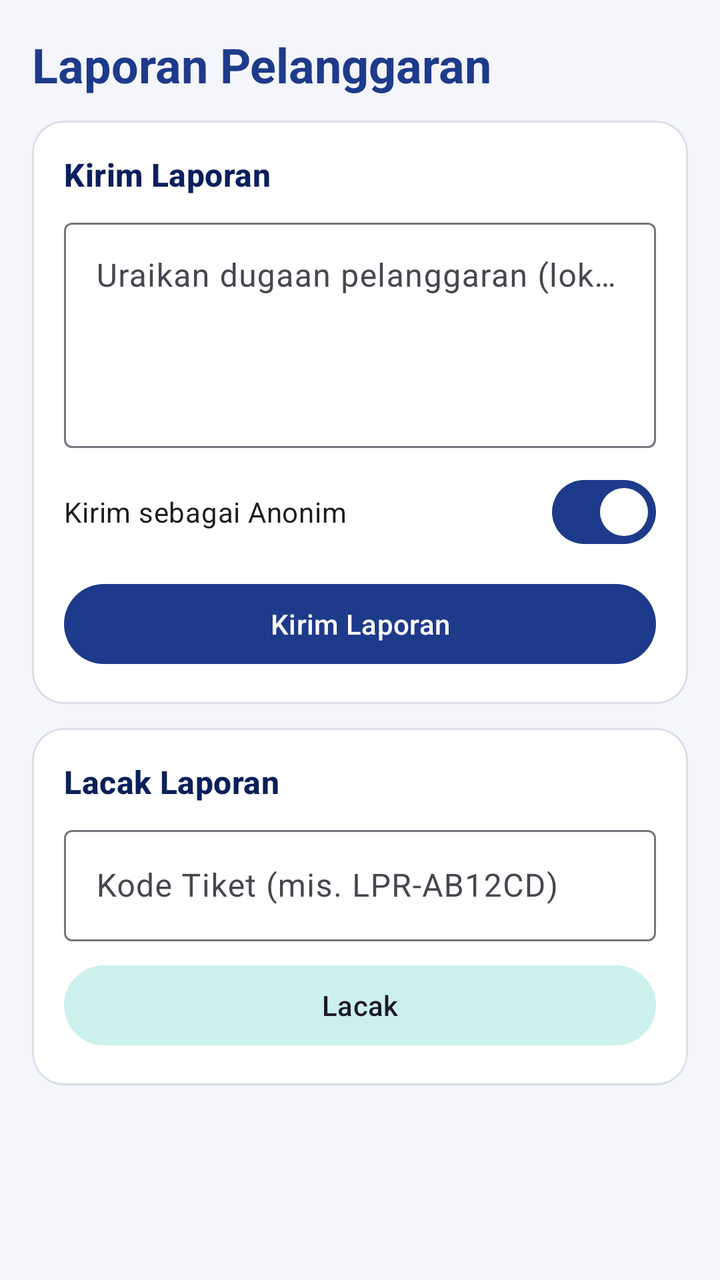
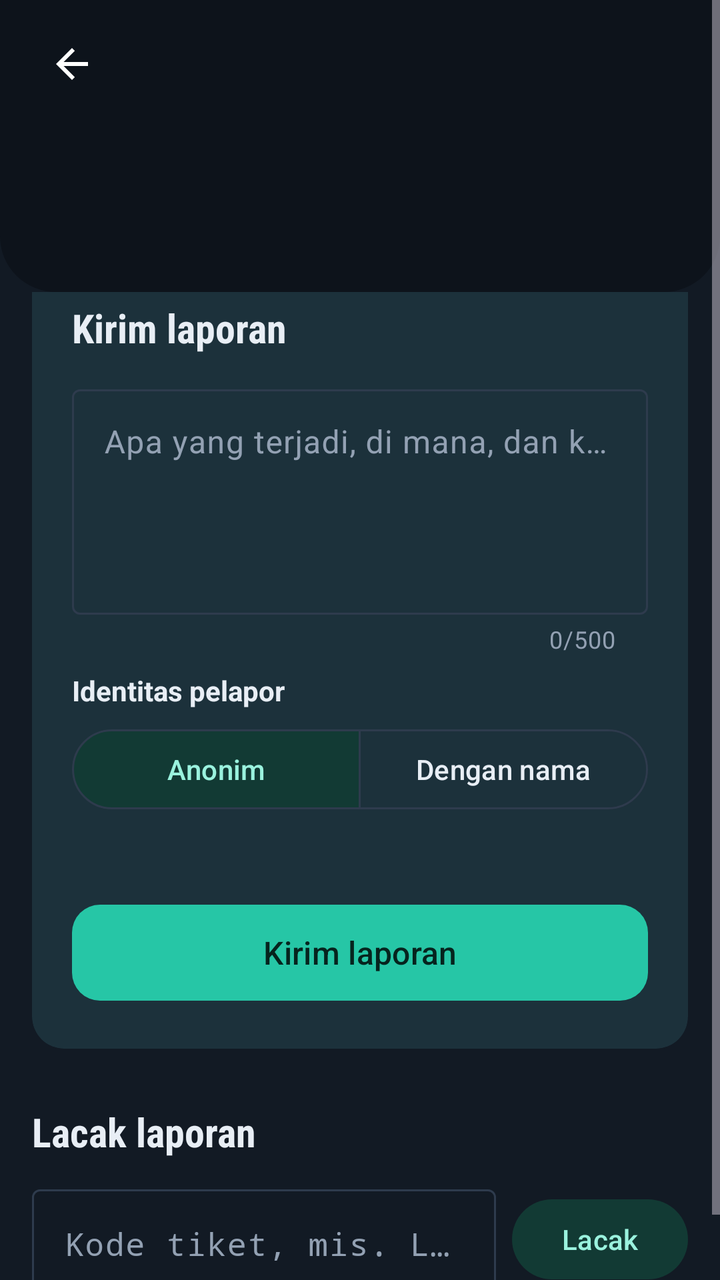

Screens rendered from an Android XML layout before and after an edit, with the pre-edit source and the edit as a unified diff.
<!-- AndroidManifest.xml: application theme Theme.EvotingAPP -->
<!-- res/layout/activity_report.xml -->
<?xml version="1.0" encoding="utf-8"?>
<ScrollView xmlns:android="http://schemas.android.com/apk/res/android"
    android:id="@+id/root"
    android:layout_width="match_parent"
    android:layout_height="match_parent"
    android:padding="16dp">

    <LinearLayout
        android:layout_width="match_parent"
        android:layout_height="wrap_content"
        android:orientation="vertical">

        <TextView
            android:layout_width="match_parent"
            android:layout_height="wrap_content"
            android:text="Laporan Pelanggaran"
            android:textAppearance="?attr/textAppearanceHeadlineSmall"
            android:textColor="@color/brand_primary"
            android:textStyle="bold" />

        
        <com.google.android.material.card.MaterialCardView
            android:id="@+id/formCard"
            style="@style/SectionCard"
            android:layout_width="match_parent"
            android:layout_height="wrap_content">

            <LinearLayout
                android:layout_width="match_parent"
                android:layout_height="wrap_content"
                android:orientation="vertical"
                android:padding="16dp">

                <TextView
                    style="@style/SectionTitle"
                    android:layout_width="wrap_content"
                    android:layout_height="wrap_content"
                    android:text="Kirim Laporan" />

                <com.google.android.material.textfield.TextInputLayout
                    style="@style/Widget.Material3.TextInputLayout.OutlinedBox"
                    android:layout_width="match_parent"
                    android:layout_height="wrap_content"
                    android:hint="Uraikan dugaan pelanggaran (lokasi, waktu, kejadian)">

                    <com.google.android.material.textfield.TextInputEditText
                        android:id="@+id/inputDescription"
                        android:layout_width="match_parent"
                        android:layout_height="wrap_content"
                        android:gravity="top"
                        android:inputType="textMultiLine|textCapSentences"
                        android:minLines="4" />
                </com.google.android.material.textfield.TextInputLayout>

                <com.google.android.material.materialswitch.MaterialSwitch
                    android:id="@+id/switchAnonymous"
                    android:layout_width="match_parent"
                    android:layout_height="wrap_content"
                    android:layout_marginTop="8dp"
                    android:checked="true"
                    android:text="Kirim sebagai Anonim" />

                <com.google.android.material.button.MaterialButton
                    android:id="@+id/btnSubmitReport"
                    android:layout_width="match_parent"
                    android:layout_height="wrap_content"
                    android:layout_marginTop="8dp"
                    android:text="Kirim Laporan" />

                <TextView
                    android:id="@+id/tvTicketResult"
                    android:layout_width="match_parent"
                    android:layout_height="wrap_content"
                    android:layout_marginTop="8dp"
                    android:background="@color/status_success_bg"
                    android:padding="12dp"
                    android:textColor="@color/status_success"
                    android:textIsSelectable="true"
                    android:visibility="gone" />
            </LinearLayout>
        </com.google.android.material.card.MaterialCardView>

        
        <com.google.android.material.card.MaterialCardView
            style="@style/SectionCard"
            android:layout_width="match_parent"
            android:layout_height="wrap_content">

            <LinearLayout
                android:layout_width="match_parent"
                android:layout_height="wrap_content"
                android:orientation="vertical"
                android:padding="16dp">

                <TextView
                    style="@style/SectionTitle"
                    android:layout_width="wrap_content"
                    android:layout_height="wrap_content"
                    android:text="Lacak Laporan" />

                <com.google.android.material.textfield.TextInputLayout
                    style="@style/Widget.Material3.TextInputLayout.OutlinedBox"
                    android:layout_width="match_parent"
                    android:layout_height="wrap_content"
                    android:hint="Kode Tiket (mis. LPR-AB12CD)">

                    <com.google.android.material.textfield.TextInputEditText
                        android:id="@+id/inputTicket"
                        android:layout_width="match_parent"
                        android:layout_height="wrap_content"
                        android:inputType="textCapCharacters"
                        android:maxLines="1" />
                </com.google.android.material.textfield.TextInputLayout>

                <com.google.android.material.button.MaterialButton
                    android:id="@+id/btnTrack"
                    style="@style/Widget.Material3.Button.TonalButton"
                    android:layout_width="match_parent"
                    android:layout_height="wrap_content"
                    android:layout_marginTop="8dp"
                    android:text="Lacak" />

                <LinearLayout
                    android:id="@+id/trackResultContainer"
                    android:layout_width="match_parent"
                    android:layout_height="wrap_content"
                    android:orientation="vertical" />
            </LinearLayout>
        </com.google.android.material.card.MaterialCardView>

        
        <LinearLayout
            android:id="@+id/panwasSection"
            android:layout_width="match_parent"
            android:layout_height="wrap_content"
            android:orientation="vertical"
            android:visibility="gone">

            <TextView
                style="@style/SectionTitle"
                android:layout_width="wrap_content"
                android:layout_height="wrap_content"
                android:layout_marginTop="20dp"
                android:text="Semua Laporan (Tindak Lanjut Panwas)" />

            <TextView
                android:id="@+id/tvNoReports"
                style="@style/MutedText"
                android:layout_width="match_parent"
                android:layout_height="wrap_content"
                android:text="Belum ada laporan masuk."
                android:visibility="gone" />

            <LinearLayout
                android:id="@+id/reportsContainer"
                android:layout_width="match_parent"
                android:layout_height="wrap_content"
                android:orientation="vertical" />
        </LinearLayout>
    </LinearLayout>
</ScrollView>
<!-- resources referenced by this layout -->
<resources>
  <color name="brand_primary">#1E3A8A</color>
  <color name="status_success">#15803D</color>
  <color name="status_success_bg">#DCFCE7</color>
  <style name="MutedText">
          <item name="android:textAppearance">?attr/textAppearanceBodySmall</item>
          <item name="android:textColor">@color/text_muted</item>
      </style>
  <style name="SectionCard" parent="Widget.Material3.CardView.Outlined">
          <item name="cardCornerRadius">16dp</item>
          <item name="strokeColor">@color/outline_soft</item>
          <item name="cardBackgroundColor">@color/white</item>
          <item name="android:layout_marginTop">12dp</item>
      </style>
  <style name="SectionTitle">
          <item name="android:textAppearance">?attr/textAppearanceTitleMedium</item>
          <item name="android:textStyle">bold</item>
          <item name="android:textColor">@color/brand_on_primary_container</item>
          <item name="android:layout_marginBottom">8dp</item>
      </style>
  <color name="text_muted">#5B6475</color>
  <color name="outline_soft">#D9DEE8</color>
  <color name="brand_on_primary_container">#0B1F5C</color>
  <style name="Base.Theme.EvotingAPP" parent="Theme.Material3.Light.NoActionBar">
          <item name="colorPrimary">@color/brand_primary</item>
          <item name="colorOnPrimary">@color/white</item>
          <item name="colorPrimaryContainer">@color/brand_primary_container</item>
          <item name="colorOnPrimaryContainer">@color/brand_on_primary_container</item>
          <item name="colorSecondary">@color/brand_secondary</item>
          <item name="colorSecondaryContainer">@color/brand_secondary_container</item>
          <item name="android:colorBackground">@color/surface_bg</item>
          <item name="android:windowBackground">@color/surface_bg</item>
          <item name="android:statusBarColor" tools:targetApi="l">@android:color/transparent</item>
          <item name="android:windowLightStatusBar" tools:targetApi="m">true</item>
      </style>
  <color name="brand_primary_container">#DBE4FF</color>
  <color name="brand_secondary">#0F766E</color>
  <color name="brand_secondary_container">#CCF1EC</color>
  <color name="surface_bg">#F4F6FB</color>
  <!-- unchanged entries left out for length: 2 -->
</resources>

<!-- the commit's change to res/layout/activity_report.xml (unified diff, before → after) -->
@@ -1,161 +1,278 @@
 <?xml version="1.0" encoding="utf-8"?>
 <ScrollView xmlns:android="http://schemas.android.com/apk/res/android"
+    xmlns:app="http://schemas.android.com/apk/res-auto"
     android:id="@+id/root"
     android:layout_width="match_parent"
     android:layout_height="match_parent"
-    android:padding="16dp">
+    android:fillViewport="true">
 
     <LinearLayout
         android:layout_width="match_parent"
         android:layout_height="wrap_content"
         android:orientation="vertical">
 
-        <TextView
+        <include layout="@layout/view_header" />
+
+        <LinearLayout
             android:layout_width="match_parent"
             android:layout_height="wrap_content"
-            android:text="Laporan Pelanggaran"
-            android:textAppearance="?attr/textAppearanceHeadlineSmall"
-            android:textColor="@color/brand_primary"
-            android:textStyle="bold" />
-
-        
-        <com.google.android.material.card.MaterialCardView
-            android:id="@+id/formCard"
-            style="@style/SectionCard"
-            android:layout_width="match_parent"
-            android:layout_height="wrap_content">
-
-            <LinearLayout
-                android:layout_width="match_parent"
-                android:layout_height="wrap_content"
+            android:orientation="vertical"
+            android:paddingStart="16dp"
+            android:paddingEnd="16dp"
+            android:paddingBottom="24dp">
+
+            
+            <com.google.android.material.card.MaterialCardView
+                android:id="@+id/formCard"
+                style="@style/SectionCard"
+                android:layout_width="match_parent"
+                android:layout_height="wrap_content"
+                android:layout_marginTop="-16dp"
+                app:cardElevation="2dp"
+                app:strokeWidth="0dp">
+
+                <LinearLayout
+                    android:layout_width="match_parent"
+                    android:layout_height="wrap_content"
+                    android:orientation="vertical"
+                    android:padding="20dp">
+
+                    <TextView
+                        style="@style/SectionTitle"
+                        android:layout_width="wrap_content"
+                        android:layout_height="wrap_content"
+                        android:text="Kirim laporan" />
+
+                    <com.google.android.material.textfield.TextInputLayout
+                        style="@style/Widget.Material3.TextInputLayout.OutlinedBox"
+                        android:layout_width="match_parent"
+                        android:layout_height="wrap_content"
+                        android:layout_marginTop="12dp"
+                        android:hint="Apa yang terjadi, di mana, dan kapan?"
+                        app:counterEnabled="true"
+                        app:counterMaxLength="500">
+
+                        <com.google.android.material.textfield.TextInputEditText
+                            android:id="@+id/inputDescription"
+                            android:layout_width="match_parent"
+                            android:layout_height="wrap_content"
+                            android:gravity="top"
+                            android:inputType="textMultiLine|textCapSentences"
+                            android:maxLength="500"
+                            android:minLines="4" />
+                    </com.google.android.material.textfield.TextInputLayout>
+
+                    <TextView
+                        android:layout_width="wrap_content"
+                        android:layout_height="wrap_content"
+                        android:layout_marginTop="8dp"
+                        android:text="Identitas pelapor"
+                        android:textColor="@color/text_primary"
+                        android:textSize="14sp"
+                        android:textStyle="bold" />
+
+                    <com.google.android.material.button.MaterialButtonToggleGroup
+                        android:id="@+id/toggleIdentity"
+                        android:layout_width="match_parent"
+                        android:layout_height="wrap_content"
+                        android:layout_marginTop="6dp"
+                        app:checkedButton="@id/btnAnonymous"
+                        app:selectionRequired="true"
+                        app:singleSelection="true">
+
+                        <com.google.android.material.button.MaterialButton
+                            android:id="@+id/btnAnonymous"
+                            style="@style/Widget.Material3.Button.OutlinedButton"
+                            android:layout_width="0dp"
+                            android:layout_height="wrap_content"
+                            android:layout_weight="1"
+                            android:text="Anonim" />
+
+                        <com.google.android.material.button.MaterialButton
+                            android:id="@+id/btnIdentified"
+                            style="@style/Widget.Material3.Button.OutlinedButton"
+                            android:layout_width="0dp"
+                            android:layout_height="wrap_content"
+                            android:layout_weight="1"
+                            android:text="Dengan nama" />
+                    </com.google.android.material.button.MaterialButtonToggleGroup>
+
+                    <TextView
+                        android:id="@+id/tvIdentityHint"
+                        style="@style/MutedText"
+                        android:layout_width="match_parent"
+                        android:layout_height="wrap_content"
+                        android:layout_marginTop="6dp" />
+
+                    <com.google.android.material.button.MaterialButton
+                        android:id="@+id/btnSubmitReport"
+                        style="@style/Button.Big"
+                        android:layout_width="match_parent"
+                        android:layout_height="wrap_content"
+                        android:layout_marginTop="16dp"
+                        android:text="Kirim laporan" />
+                </LinearLayout>
+            </com.google.android.material.card.MaterialCardView>
+
+            
+            <LinearLayout
+                android:id="@+id/ticketPanel"
+                android:layout_width="match_parent"
+                android:layout_height="wrap_content"
+                android:layout_marginTop="12dp"
+                android:background="@drawable/bg_ballot_number"
                 android:orientation="vertical"
-                android:padding="16dp">
-
-                <TextView
-                    style="@style/SectionTitle"
-                    android:layout_width="wrap_content"
-                    android:layout_height="wrap_content"
-                    android:text="Kirim Laporan" />
+                android:padding="16dp"
+                android:visibility="gone">
+
+                <TextView
+                    android:layout_width="wrap_content"
+                    android:layout_height="wrap_content"
+                    android:text="Laporan terkirim. Simpan kode tiket ini:"
+                    android:textColor="@color/brand_on_primary_container"
+                    android:textSize="14sp" />
+
+                <TextView
+                    android:id="@+id/tvTicketCode"
+                    android:layout_width="wrap_content"
+                    android:layout_height="wrap_content"
+                    android:layout_marginTop="4dp"
+                    android:fontFamily="monospace"
+                    android:textColor="@color/brand_primary"
+                    android:textIsSelectable="true"
+                    android:textSize="26sp"
+                    android:textStyle="bold" />
+
+                <TextView
+                    style="@style/MutedText"
+                    android:layout_width="match_parent"
+                    android:layout_height="wrap_content"
+                    android:layout_marginTop="4dp"
+                    android:text="Pakai kode ini untuk melacak tindak lanjut pengawas, termasuk untuk laporan anonim." />
+            </LinearLayout>
+
+            
+            <TextView
+                style="@style/SectionTitle"
+                android:layout_width="wrap_content"
+                android:layout_height="wrap_content"
+                android:layout_marginTop="28dp"
+                android:text="Lacak laporan" />
+
+            <LinearLayout
+                android:layout_width="match_parent"
+                android:layout_height="wrap_content"
+                android:layout_marginTop="10dp"
+                android:gravity="center_vertical"
+                android:orientation="horizontal">
 
                 <com.google.android.material.textfield.TextInputLayout
                     style="@style/Widget.Material3.TextInputLayout.OutlinedBox"
-                    android:layout_width="match_parent"
-                    android:layout_height="wrap_content"
-                    android:hint="Uraikan dugaan pelanggaran (lokasi, waktu, kejadian)">
-
-                    <com.google.android.material.textfield.TextInputEditText
-                        android:id="@+id/inputDescription"
-                        android:layout_width="match_parent"
-                        android:layout_height="wrap_content"
-                        android:gravity="top"
-                        android:inputType="textMultiLine|textCapSentences"
-                        android:minLines="4" />
-                </com.google.android.material.textfield.TextInputLayout>
-
-                <com.google.android.material.materialswitch.MaterialSwitch
-                    android:id="@+id/switchAnonymous"
-                    android:layout_width="match_parent"
-                    android:layout_height="wrap_content"
-                    android:layout_marginTop="8dp"
-                    android:checked="true"
-                    android:text="Kirim sebagai Anonim" />
-
-                <com.google.android.material.button.MaterialButton
-                    android:id="@+id/btnSubmitReport"
-                    android:layout_width="match_parent"
-                    android:layout_height="wrap_content"
-                    android:layout_marginTop="8dp"
-                    android:text="Kirim Laporan" />
-
-                <TextView
-                    android:id="@+id/tvTicketResult"
-                    android:layout_width="match_parent"
-                    android:layout_height="wrap_content"
-                    android:layout_marginTop="8dp"
-                    android:background="@color/status_success_bg"
-                    android:padding="12dp"
-                    android:textColor="@color/status_success"
-                    android:textIsSelectable="true"
-                    android:visibility="gone" />
-            </LinearLayout>
-        </com.google.android.material.card.MaterialCardView>
-
-        
-        <com.google.android.material.card.MaterialCardView
-            style="@style/SectionCard"
-            android:layout_width="match_parent"
-            android:layout_height="wrap_content">
-
-            <LinearLayout
-                android:layout_width="match_parent"
-                android:layout_height="wrap_content"
-                android:orientation="vertical"
-                android:padding="16dp">
-
-                <TextView
-                    style="@style/SectionTitle"
-                    android:layout_width="wrap_content"
-                    android:layout_height="wrap_content"
-                    android:text="Lacak Laporan" />
-
-                <com.google.android.material.textfield.TextInputLayout
-                    style="@style/Widget.Material3.TextInputLayout.OutlinedBox"
-                    android:layout_width="match_parent"
-                    android:layout_height="wrap_content"
-                    android:hint="Kode Tiket (mis. LPR-AB12CD)">
+                    android:layout_width="0dp"
+                    android:layout_height="wrap_content"
+                    android:layout_weight="1"
+                    android:hint="Kode tiket, mis. LPR-AB12CD">
 
                     <com.google.android.material.textfield.TextInputEditText
                         android:id="@+id/inputTicket"
                         android:layout_width="match_parent"
                         android:layout_height="wrap_content"
-                        android:inputType="textCapCharacters"
+                        android:fontFamily="monospace"
+                        android:inputType="textCapCharacters|textNoSuggestions"
                         android:maxLines="1" />
                 </com.google.android.material.textfield.TextInputLayout>
 
                 <com.google.android.material.button.MaterialButton
                     android:id="@+id/btnTrack"
                     style="@style/Widget.Material3.Button.TonalButton"
-                    android:layout_width="match_parent"
-                    android:layout_height="wrap_content"
-                    android:layout_marginTop="8dp"
+                    android:layout_width="wrap_content"
+                    android:layout_height="wrap_content"
+                    android:layout_marginStart="8dp"
                     android:text="Lacak" />
+            </LinearLayout>
+
+            <LinearLayout
+                android:id="@+id/trackResultContainer"
+                android:layout_width="match_parent"
+                android:layout_height="wrap_content"
+                android:orientation="vertical" />
+
+            
+            <LinearLayout
+                android:id="@+id/panwasSection"
+                android:layout_width="match_parent"
+                android:layout_height="wrap_content"
+                android:orientation="vertical"
+                android:visibility="gone">
+
+                <TextView
+                    style="@style/SectionTitle"
+                    android:layout_width="wrap_content"
+                    android:layout_height="wrap_content"
+                    android:layout_marginTop="28dp"
+                    android:text="Laporan masuk" />
+
+                <TextView
+                    android:id="@+id/tvNoReports"
+                    style="@style/MutedText"
+                    android:layout_width="match_parent"
+                    android:layout_height="wrap_content"
+                    android:layout_marginTop="6dp"
+                    android:text="Belum ada laporan. Laporan dari pemilih akan muncul di sini."
+                    android:visibility="gone" />
 
                 <LinearLayout
-                    android:id="@+id/trackResultContainer"
+                    android:id="@+id/reportsContainer"
                     android:layout_width="match_parent"
                     android:layout_height="wrap_content"
                     android:orientation="vertical" />
             </LinearLayout>
-        </com.google.android.material.card.MaterialCardView>
-
-        
-        <LinearLayout
-            android:id="@+id/panwasSection"
-            android:layout_width="match_parent"
-            android:layout_height="wrap_content"
-            android:orientation="vertical"
-            android:visibility="gone">
-
-            <TextView
-                style="@style/SectionTitle"
-                android:layout_width="wrap_content"
-                android:layout_height="wrap_content"
-                android:layout_marginTop="20dp"
-                android:text="Semua Laporan (Tindak Lanjut Panwas)" />
-
-            <TextView
-                android:id="@+id/tvNoReports"
-                style="@style/MutedText"
-                android:layout_width="match_parent"
-                android:layout_height="wrap_content"
-                android:text="Belum ada laporan masuk."
-                android:visibility="gone" />
-
-            <LinearLayout
-                android:id="@+id/reportsContainer"
-                android:layout_width="match_parent"
-                android:layout_height="wrap_content"
-                android:orientation="vertical" />
         </LinearLayout>
     </LinearLayout>
 </ScrollView>
+<!-- res/layout/view_header.xml (included above) -->
+<?xml version="1.0" encoding="utf-8"?>
+<LinearLayout xmlns:android="http://schemas.android.com/apk/res/android"
+    android:id="@+id/header"
+    android:layout_width="match_parent"
+    android:layout_height="wrap_content"
+    android:background="@drawable/bg_header"
+    android:orientation="vertical"
+    android:paddingStart="12dp"
+    android:paddingTop="8dp"
+    android:paddingEnd="20dp"
+    android:paddingBottom="28dp">
+
+    <ImageButton
+        android:id="@+id/btnBack"
+        android:layout_width="48dp"
+        android:layout_height="48dp"
+        android:background="?attr/selectableItemBackgroundBorderless"
+        android:contentDescription="Kembali"
+        android:src="@drawable/ic_arrow_back" />
+
+    <TextView
+        android:id="@+id/tvHeaderTitle"
+        style="@style/TextHeaderTitle"
+        android:layout_width="match_parent"
+        android:layout_height="wrap_content"
+        android:layout_marginStart="8dp"
+        android:layout_marginTop="4dp" />
+
+    <TextView
+        android:id="@+id/tvHeaderSubtitle"
+        style="@style/TextOnInk"
+        android:layout_width="match_parent"
+        android:layout_height="wrap_content"
+        android:layout_marginStart="8dp"
+        android:layout_marginTop="4dp" />
+
+    <TextView
+        android:id="@+id/tvHeaderBadge"
+        style="@style/Badge"
+        android:layout_width="wrap_content"
+        android:layout_height="wrap_content"
+        android:layout_marginStart="8dp"
+        android:layout_marginTop="12dp"
+        android:visibility="gone" />
+</LinearLayout>
<!-- resource entries referenced after the edit -->
@@ -1,43 +1,116 @@
 <!-- resources referenced by this layout -->
 <resources>
-  <color name="brand_primary">#1E3A8A</color>
-  <color name="status_success">#15803D</color>
-  <color name="status_success_bg">#DCFCE7</color>
+  <color name="brand_primary">#26C6A6</color>
+  <color name="text_primary">#E8EEF5</color>
+  <!-- drawable bg_ballot_number (drawable) -->
+  <?xml version="1.0" encoding="utf-8"?>
+  <shape xmlns:android="http://schemas.android.com/apk/res/android" android:shape="rectangle">
+      <solid android:color="@color/brand_primary_container" />
+      <corners android:radius="4dp" />
+  </shape>
+  <!-- drawable bg_header (drawable) -->
+  <?xml version="1.0" encoding="utf-8"?>
+  <shape xmlns:android="http://schemas.android.com/apk/res/android" android:shape="rectangle">
+      <solid android:color="@color/ink_deep" />
+      <corners
+          android:bottomLeftRadius="28dp"
+          android:bottomRightRadius="28dp" />
+  </shape>
+  <!-- drawable ic_arrow_back (drawable) -->
+  <vector xmlns:android="http://schemas.android.com/apk/res/android"
+      android:width="24dp"
+      android:height="24dp"
+      android:autoMirrored="true"
+      android:viewportWidth="24"
+      android:viewportHeight="24">
+      <path
+          android:fillColor="@android:color/white"
+          android:pathData="M20,11H7.83l5.59,-5.59L12,4l-8,8 8,8 1.41,-1.41L7.83,13H20v-2z" />
+  </vector>
+  <style name="Badge">
+          <item name="android:paddingStart">10dp</item>
+          <item name="android:paddingEnd">10dp</item>
+          <item name="android:paddingTop">4dp</item>
+          <item name="android:paddingBottom">4dp</item>
+          <item name="android:textSize">12sp</item>
+          <item name="android:textStyle">bold</item>
+          <item name="android:background">@drawable/bg_badge</item>
+      </style>
+  <style name="Button.Big" parent="Widget.Material3.Button">
+          <item name="android:minHeight">56dp</item>
+          <item name="android:textSize">16sp</item>
+          <item name="cornerRadius">14dp</item>
+      </style>
   <style name="MutedText">
-          <item name="android:textAppearance">?attr/textAppearanceBodySmall</item>
+          <item name="android:textSize">13sp</item>
+          <item name="android:lineSpacingMultiplier">1.3</item>
           <item name="android:textColor">@color/text_muted</item>
       </style>
   <style name="SectionCard" parent="Widget.Material3.CardView.Outlined">
           <item name="cardCornerRadius">16dp</item>
           <item name="strokeColor">@color/outline_soft</item>
-          <item name="cardBackgroundColor">@color/white</item>
+          <item name="cardBackgroundColor">@color/surface</item>
           <item name="android:layout_marginTop">12dp</item>
       </style>
   <style name="SectionTitle">
-          <item name="android:textAppearance">?attr/textAppearanceTitleMedium</item>
+          <item name="android:fontFamily">sans-serif-condensed</item>
           <item name="android:textStyle">bold</item>
-          <item name="android:textColor">@color/brand_on_primary_container</item>
-          <item name="android:layout_marginBottom">8dp</item>
+          <item name="android:textSize">20sp</item>
+          <item name="android:textColor">@color/text_primary</item>
       </style>
-  <color name="text_muted">#5B6475</color>
-  <color name="outline_soft">#D9DEE8</color>
-  <color name="brand_on_primary_container">#0B1F5C</color>
-  <style name="Base.Theme.EvotingAPP" parent="Theme.Material3.Light.NoActionBar">
+  <style name="TextHeaderTitle">
+          <item name="android:fontFamily">sans-serif-condensed</item>
+          <item name="android:textStyle">bold</item>
+          <item name="android:textSize">26sp</item>
+          <item name="android:textColor">@color/white</item>
+      </style>
+  <style name="TextOnInk">
+          <item name="android:textSize">14sp</item>
+          <item name="android:lineSpacingMultiplier">1.25</item>
+          <item name="android:textColor">@color/on_ink_muted</item>
+      </style>
+  <color name="text_muted">#93A1B3</color>
+  <color name="outline_soft">#2E3B4D</color>
+  <color name="surface">#1C2633</color>
+  <color name="on_ink_muted">#93A1B3</color>
+  <color name="brand_on_primary_container">#9AF2DE</color>
+  <style name="Base.Theme.EvotingAPP" parent="Theme.Material3.Dark.NoActionBar">
           <item name="colorPrimary">@color/brand_primary</item>
-          <item name="colorOnPrimary">@color/white</item>
+          <item name="colorOnPrimary">@color/on_accent</item>
+          <item name="colorSurfaceContainerHighest">@color/surface_high</item>
+          <item name="colorSurfaceContainerHigh">@color/surface_high</item>
+          <item name="colorSurfaceContainer">@color/surface</item>
+          <item name="colorSurfaceContainerLow">@color/surface</item>
+          <item name="colorOutlineVariant">@color/outline_soft</item>
+          <item name="android:navigationBarColor" tools:targetApi="l">@color/surface_bg</item>
           <item name="colorPrimaryContainer">@color/brand_primary_container</item>
           <item name="colorOnPrimaryContainer">@color/brand_on_primary_container</item>
-          <item name="colorSecondary">@color/brand_secondary</item>
-          <item name="colorSecondaryContainer">@color/brand_secondary_container</item>
+          <item name="colorSecondary">@color/brand_primary</item>
+          <item name="colorSecondaryContainer">@color/brand_primary_container</item>
+          <item name="colorOnSecondaryContainer">@color/brand_on_primary_container</item>
+          <item name="colorSurface">@color/surface</item>
+          <item name="colorOnSurface">@color/text_primary</item>
+          <item name="colorOnSurfaceVariant">@color/text_muted</item>
+          <item name="colorOutline">@color/outline_soft</item>
+          <item name="colorError">@color/status_danger</item>
           <item name="android:colorBackground">@color/surface_bg</item>
           <item name="android:windowBackground">@color/surface_bg</item>
           <item name="android:statusBarColor" tools:targetApi="l">@android:color/transparent</item>
-          <item name="android:windowLightStatusBar" tools:targetApi="m">true</item>
+          <item name="android:windowLightStatusBar" tools:targetApi="m">false</item>
       </style>
-  <color name="brand_primary_container">#DBE4FF</color>
-  <color name="brand_secondary">#0F766E</color>
-  <color name="brand_secondary_container">#CCF1EC</color>
-  <color name="surface_bg">#F4F6FB</color>
+  <color name="status_neutral_bg">#263243</color>
+  <color name="on_accent">#06241E</color>
+  <color name="surface_high">#243142</color>
+  <color name="brand_primary_container">#123A34</color>
+  <color name="ink_deep">#0D131B</color>
+  <!-- drawable bg_badge (drawable) -->
+  <?xml version="1.0" encoding="utf-8"?>
+  <shape xmlns:android="http://schemas.android.com/apk/res/android" android:shape="rectangle">
+      <corners android:radius="999dp" />
+      <solid android:color="@color/status_neutral_bg" />
+  </shape>
+  <color name="surface_bg">#121A24</color>
+  <color name="status_danger">#FF7A7A</color>
   <!-- unchanged entries left out for length: 2 -->
 </resources>
 
